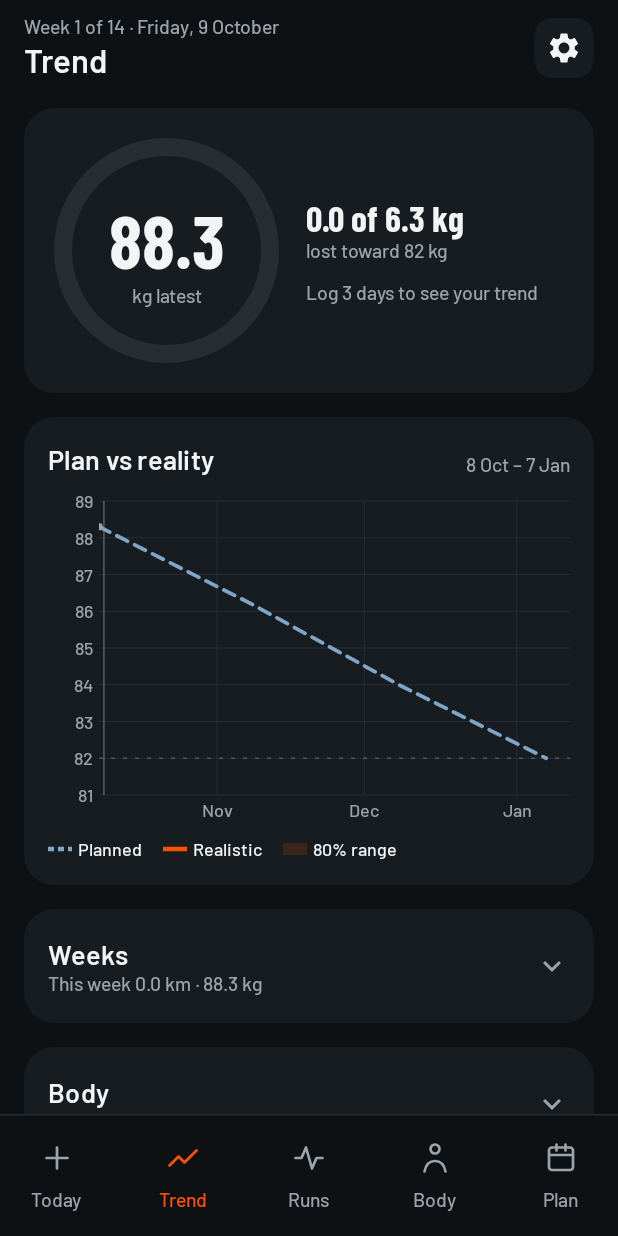
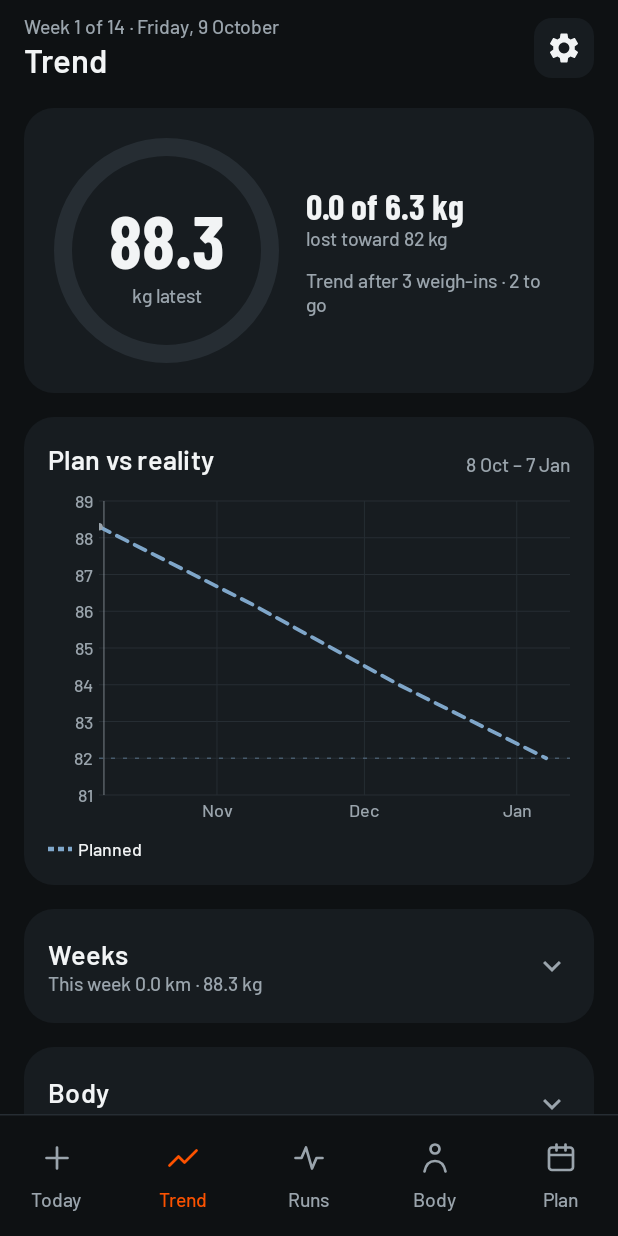
Before and after one commit to midhun221B/Wt-tracker, an Android app built with Jetpack Compose: the screen it shows after launch (MainActivity), item 2 of the bottom bar chosen, on a phone screen of 412 x 824 dp. Run offline under Robolectric (Android 15) with nearby library versions, the phone set to English and light mode, and no system bars; our stand-ins replace Room's generated code; 2 statements that could not run were skipped.

Commit message:
Fresh-install empty states: blank days before start, trend hint, no empty chart, re-baseline waits
- Today: week dots before the first weigh-in or run stay blank instead of
  showing as missed.
- Trend: "Trend after 3 weigh-ins · N to go" instead of "Log 3 days"; the
  Realistic and 80 % range legend items only show once there is a trend.
- Runs: no km chart before the first run; the empty text points to Add run.
- Plan: re-baseline explains it opens once the trend shows, with no button.
- Fresh Body screenshot includes the first weigh-in; HANDOVER updated.

Co-Authored-By: Claude Opus 5.5 <noreply@anthropic.com>
Claude-Session: https://claude.ai/code/session_01NhF2XaJMtCFQsU6AoPcjWX

```diff
--- a/app/src/main/java/wt/app/ui/DashboardScreen.kt
+++ b/app/src/main/java/wt/app/ui/DashboardScreen.kt
@@ -112,7 +112,12 @@ private fun ProgressCard(d: Dashboard) {
                         if (over) Palette.Warn else Palette.Accent,
                     )
                 } else {
-                    Text("Log 3 days to see your trend", style = MaterialTheme.typography.labelMedium, color = Palette.Muted)
+                    // The trend needs 3 weigh-ins; weekly that's a couple of weeks.
+                    Text(
+                        "Trend after 3 weigh-ins · ${(3 - d.weights.size).coerceAtLeast(1)} to go",
+                        style = MaterialTheme.typography.labelMedium,
+                        color = Palette.Muted,
+                    )
                 }
             }
         }
@@ -135,8 +140,10 @@ private fun ChartCard(d: Dashboard) {
         WeightChart(d, Modifier.fillMaxWidth().height(220.dp))
         FlowRow(horizontalArrangement = Arrangement.spacedBy(14.dp), verticalArrangement = Arrangement.spacedBy(4.dp)) {
             LegendItem(c.planned, "Planned", dashed = true)
-            LegendItem(c.realistic, "Realistic")
-            LegendItem(c.band, "80% range", thick = true)
+            if (d.forecast != null) { // nothing realistic to show before there is a trend
+                LegendItem(c.realistic, "Realistic")
+                LegendItem(c.band, "80% range", thick = true)
+            }
         }
         if (d.forecast?.lowConfidence == true) {
             Text(
--- a/app/src/main/java/wt/app/ui/LogScreen.kt
+++ b/app/src/main/java/wt/app/ui/LogScreen.kt
@@ -251,6 +251,8 @@ fun LogScreen(
             onAddRun = { showRunDialog = true },
             onRest = { onSetRest(date, it) },
             justLogged = runJustLogged && date == state.today,
+            // Days before anything was logged are not "missed": the app wasn't in use yet.
+            firstDay = listOfNotNull(state.weights.minOfOrNull { it.date }, state.runs.mapNotNull { it.date }.minOrNull()).minOrNull(),
         )
 
         Disclaimer()
@@ -393,6 +395,7 @@ private fun RunningCard(
     onAddRun: () -> Unit,
     onRest: (Boolean) -> Unit,
     justLogged: Boolean = false,
+    firstDay: LocalDate? = null,
 ) {
     val done = runs.isNotEmpty() || rest
     val shape = RoundedCornerShape(20.dp)
@@ -450,7 +453,7 @@ private fun RunningCard(
             HorizontalDivider(color = Palette.CardHigh)
             val monday = weekStart(date)
             Text("This week · ${weekRange(monday)}", style = MaterialTheme.typography.labelMedium, color = Palette.Muted)
-            WeekDots(monday, date, today, weekRuns.mapNotNull { it.date }.toSet(), restDays, pop = date.takeIf { justLogged })
+            WeekDots(monday, date, today, weekRuns.mapNotNull { it.date }.toSet(), restDays, pop = date.takeIf { justLogged }, firstDay = firstDay)
             Row(verticalAlignment = Alignment.Bottom, horizontalArrangement = Arrangement.spacedBy(8.dp)) {
                 Text("${weekRuns.size} ${if (weekRuns.size == 1) "run" else "runs"}", style = numberStyle(22.sp))
                 Text("%.1f km this week".format(weekRuns.sumOf { it.km }), style = MaterialTheme.typography.labelMedium, color = Palette.Muted, modifier = Modifier.padding(bottom = 3.dp))
@@ -509,6 +512,7 @@ private fun rememberPulse(active: Boolean): Pair<Animatable<Float, AnimationVect
 /**
  * Mon–Sun dots for the week: orange with a check on run days, a grey ring on rest days, an empty orange ring for
  * the shown day before anything is logged, a dash for past days that were missed, raised grey for days to come.
+ * Past days before [firstDay] (the first weigh-in or run) stay blank: they are not missed, the app wasn't in use yet.
  */
 @Composable
 private fun WeekDots(
@@ -518,6 +522,7 @@ private fun WeekDots(
     runDays: Set<LocalDate>,
     restDays: Set<LocalDate>,
     pop: LocalDate? = null,
+    firstDay: LocalDate? = null,
 ) {
     Row(Modifier.fillMaxWidth()) {
         (0L..6L).map { monday.plusDays(it) }.forEach { d ->
@@ -525,6 +530,7 @@ private fun WeekDots(
             Column(Modifier.weight(1f), horizontalAlignment = Alignment.CenterHorizontally, verticalArrangement = Arrangement.spacedBy(4.dp)) {
                 val ran = d in runDays
                 val rested = d in restDays
+                val beforeStart = firstDay == null || d < firstDay
                 val dot = Modifier.size(30.dp)
                 // The shown day gets an orange outer ring once it has a run or a rest day.
                 Box(
@@ -538,14 +544,14 @@ private fun WeekDots(
                             ran -> dot.background(Palette.Accent, CircleShape)
                             rested -> dot.border(2.dp, Palette.Muted, CircleShape)
                             d == shown -> dot.border(2.dp, Palette.Accent, CircleShape)
-                            d < today -> dot // missed: no run, no rest; just a dash
+                            d < today -> dot // missed (a dash) or before the first entry (blank)
                             else -> dot.background(Palette.CardHigh, CircleShape)
                         },
                         contentAlignment = Alignment.Center,
                     ) {
                         when {
                             ran -> Icon(Icons.Default.Check, null, tint = Palette.OnAccent, modifier = Modifier.size(16.dp))
-                            !rested && d != shown && d < today -> Box(Modifier.size(width = 12.dp, height = 2.dp).background(Palette.Muted))
+                            !rested && d != shown && d < today && !beforeStart -> Box(Modifier.size(width = 12.dp, height = 2.dp).background(Palette.Muted))
                         }
                     }
                 }
--- a/app/src/main/java/wt/app/ui/RunsScreen.kt
+++ b/app/src/main/java/wt/app/ui/RunsScreen.kt
@@ -85,7 +85,7 @@ fun RunsScreen(
                         SummaryFigure("Distance", "%.1f km".format(last28.sumOf { it.km }), Modifier.weight(1f))
                         SummaryFigure("Fastest pace", fastest?.let { formatMinSec(it.durationSec / it.km) } ?: "–", Modifier.weight(1f), Palette.Accent)
                     }
-                    if (weeks.isNotEmpty()) KmBars(weeks)
+                    if (weeks.isNotEmpty() && dated.isNotEmpty()) KmBars(weeks) // no empty chart before the first run
                 }
             }
             val undated = runs.filter { it.date == null }
@@ -115,7 +115,7 @@ fun RunsScreen(
             if (runs.isEmpty()) {
                 item {
                     Column(verticalArrangement = Arrangement.spacedBy(8.dp)) {
-                        Text("No runs yet.", color = Palette.Muted)
+                        Text("No runs yet. Tap Add run, or import a Strava file.", color = Palette.Muted)
                         TextButton(onClick = onImportStrava) { Text("Import from Strava") }
                     }
                 }
```
Also changed, not shown: app/src/main/java/wt/app/ui/PlanScreen.kt (+9 -0 lines), 2 other files.
